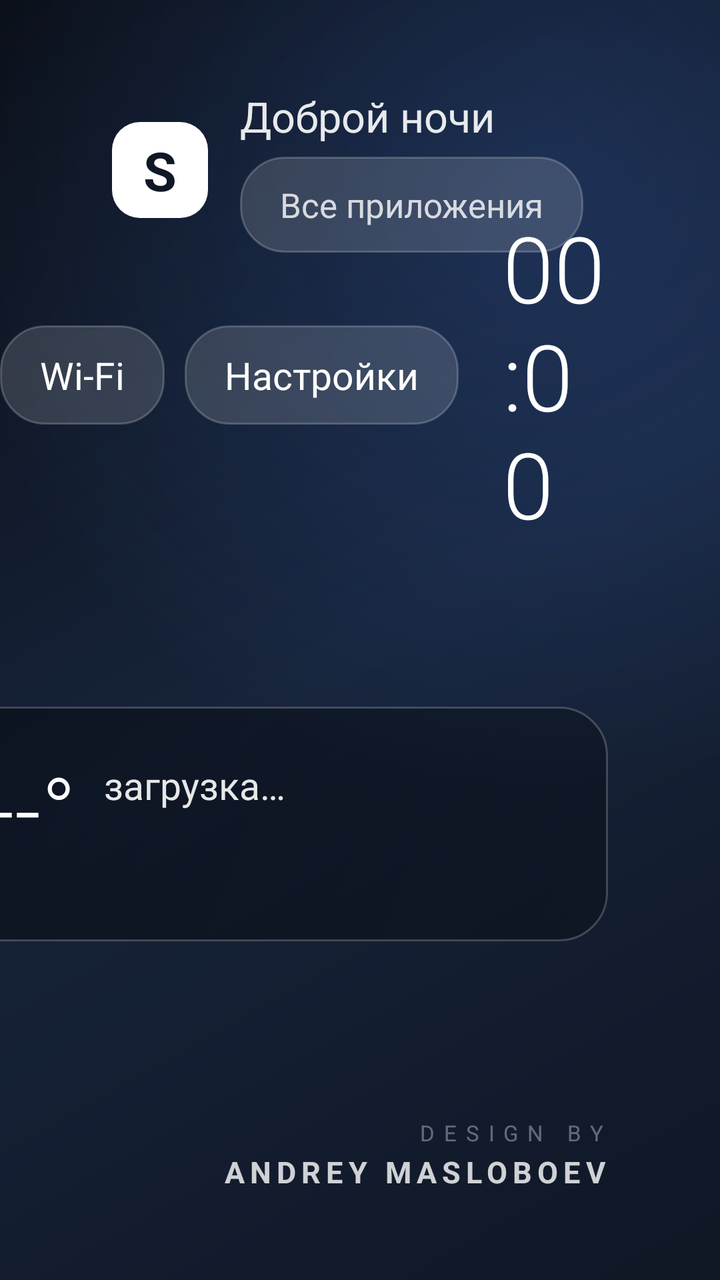
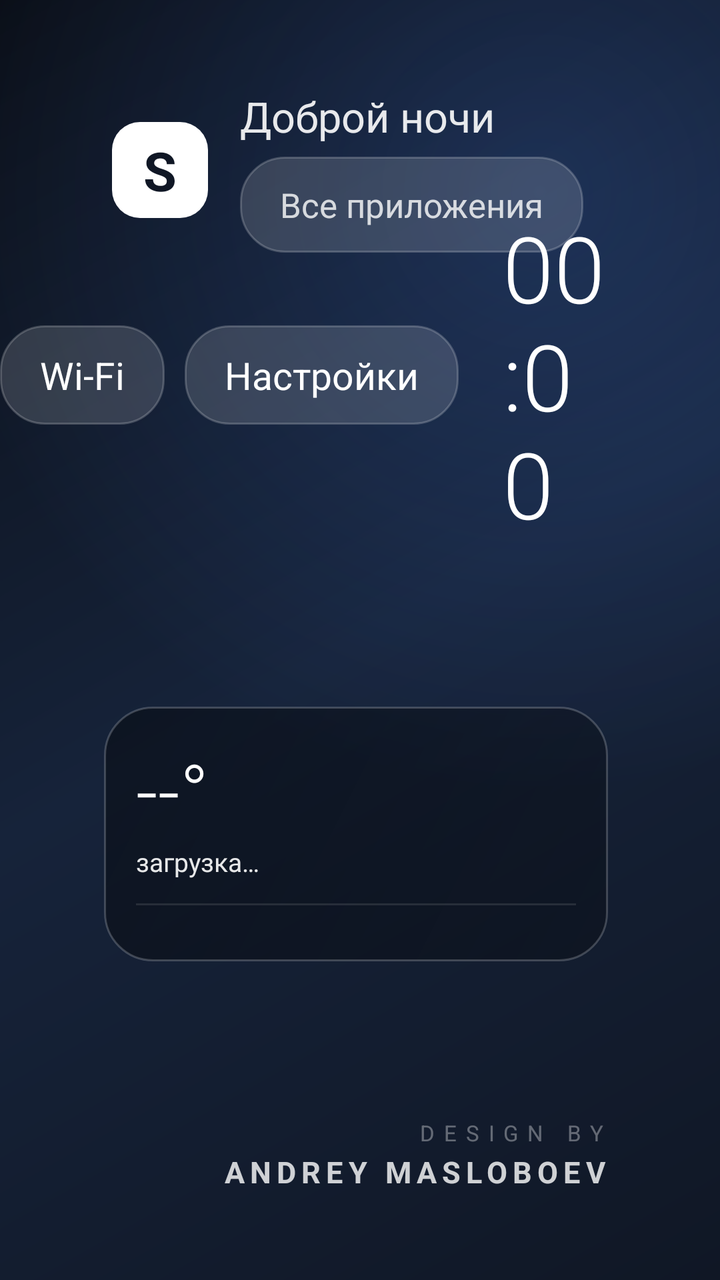

Screens rendered from an Android XML layout before and after an edit, with the pre-edit source and the edit as a unified diff.
<!-- AndroidManifest.xml: activity theme AppTheme -->
<!-- res/layout/activity_main.xml -->
<?xml version="1.0" encoding="utf-8"?>
<FrameLayout xmlns:android="http://schemas.android.com/apk/res/android"
    android:id="@+id/root"
    android:layout_width="match_parent"
    android:layout_height="match_parent"
    android:background="@drawable/bg_home">

    
    <View
        android:id="@+id/tintA"
        android:layout_width="match_parent"
        android:layout_height="match_parent"
        android:alpha="0" />

    <View
        android:id="@+id/tintB"
        android:layout_width="match_parent"
        android:layout_height="match_parent"
        android:alpha="0" />

    
    <LinearLayout
        android:layout_width="wrap_content"
        android:layout_height="wrap_content"
        android:layout_gravity="top|start"
        android:layout_marginTop="44dp"
        android:layout_marginStart="56dp"
        android:orientation="horizontal"
        android:gravity="center_vertical">

        <TextView
            android:layout_width="48dp"
            android:layout_height="48dp"
            android:background="@drawable/logo_bg"
            android:gravity="center"
            android:text="S"
            android:textColor="#FF101725"
            android:textSize="27sp"
            android:textStyle="bold" />

        <LinearLayout
            android:layout_width="wrap_content"
            android:layout_height="wrap_content"
            android:layout_marginStart="16dp"
            android:orientation="vertical">

            <TextView
                android:id="@+id/tvGreeting"
                android:layout_width="wrap_content"
                android:layout_height="wrap_content"
                android:text="Доброй ночи"
                android:textColor="#E6FFFFFF"
                android:textSize="21sp" />

            <TextView
                android:id="@+id/tvAllApps"
                android:layout_width="wrap_content"
                android:layout_height="wrap_content"
                android:layout_marginTop="6dp"
                android:background="@drawable/pill_bg"
                android:minHeight="48dp"
                android:gravity="center"
                android:focusable="true"
                android:focusableInTouchMode="true"
                android:clickable="true"
                android:paddingStart="20dp"
                android:paddingEnd="20dp"
                android:paddingTop="12dp"
                android:paddingBottom="12dp"
                android:text="Все приложения"
                android:textColor="#CCFFFFFF"
                android:textSize="17sp" />
        </LinearLayout>
    </LinearLayout>

    
    <LinearLayout
        android:id="@+id/appsWrap"
        android:layout_width="match_parent"
        android:layout_height="match_parent"
        android:orientation="vertical"
        android:gravity="center_vertical"
        android:paddingStart="56dp"
        android:paddingEnd="56dp"
        android:paddingTop="320dp"
        android:paddingBottom="132dp">

        <LinearLayout
            android:id="@+id/appsGrid"
            android:layout_width="match_parent"
            android:layout_height="wrap_content"
            android:orientation="vertical" />
    </LinearLayout>

    
    <LinearLayout
        android:layout_width="wrap_content"
        android:layout_height="wrap_content"
        android:layout_gravity="top|end"
        android:orientation="vertical"
        android:gravity="end"
        android:layout_marginTop="40dp"
        android:layout_marginEnd="56dp">

        <LinearLayout
            android:layout_width="wrap_content"
            android:layout_height="wrap_content"
            android:orientation="horizontal"
            android:gravity="center_vertical">

            <TextView
                android:id="@+id/tvNetwork"
                android:layout_width="wrap_content"
                android:layout_height="wrap_content"
                android:background="@drawable/pill_bg"
                android:minHeight="48dp"
                android:gravity="center"
                android:focusable="true"
                android:focusableInTouchMode="true"
                android:clickable="true"
                android:paddingStart="20dp"
                android:paddingEnd="20dp"
                android:paddingTop="12dp"
                android:paddingBottom="12dp"
                android:text="Wi-Fi"
                android:textColor="#FFFFFFFF"
                android:textSize="19sp" />

            <TextView
                android:id="@+id/tvSettings"
                android:layout_width="wrap_content"
                android:layout_height="wrap_content"
                android:layout_marginStart="10dp"
                android:background="@drawable/pill_bg"
                android:minHeight="48dp"
                android:gravity="center"
                android:focusable="true"
                android:focusableInTouchMode="true"
                android:clickable="true"
                android:paddingStart="20dp"
                android:paddingEnd="20dp"
                android:paddingTop="12dp"
                android:paddingBottom="12dp"
                android:text="Настройки"
                android:textColor="#FFFFFFFF"
                android:textSize="19sp" />

            <TextView
                android:id="@+id/tvClock"
                android:layout_width="wrap_content"
                android:layout_height="wrap_content"
                android:layout_marginStart="22dp"
                android:text="00:00"
                android:textColor="#FFFFFFFF"
                android:textSize="46sp"
                android:fontFamily="sans-serif-light" />

            <LinearLayout
                android:layout_width="wrap_content"
                android:layout_height="wrap_content"
                android:orientation="vertical"
                android:layout_marginStart="14dp">

                <TextView
                    android:id="@+id/tvDate"
                    android:layout_width="wrap_content"
                    android:layout_height="wrap_content"
                    android:text="ВТОРНИК"
                    android:textColor="#B3FFFFFF"
                    android:textSize="17sp"
                    android:letterSpacing="0.08" />

                <TextView
                    android:id="@+id/tvDateNum"
                    android:layout_width="wrap_content"
                    android:layout_height="wrap_content"
                    android:text="4 НОЯБРЯ"
                    android:textColor="#80FFFFFF"
                    android:textSize="16sp"
                    android:letterSpacing="0.06" />
            </LinearLayout>
        </LinearLayout>

        <LinearLayout
            android:id="@+id/weatherCard"
            android:layout_width="330dp"
            android:layout_height="wrap_content"
            android:layout_marginTop="18dp"
            android:background="@drawable/card_bg"
            android:orientation="vertical"
            android:padding="20dp">

            <LinearLayout
                android:layout_width="match_parent"
                android:layout_height="wrap_content"
                android:orientation="horizontal"
                android:gravity="center_vertical">

                <TextView
                    android:id="@+id/tvWeatherTemp"
                    android:layout_width="wrap_content"
                    android:layout_height="wrap_content"
                    android:text="--°"
                    android:textColor="#FFFFFFFF"
                    android:textSize="46sp"
                    android:fontFamily="sans-serif-light" />

                <LinearLayout
                    android:layout_width="0dp"
                    android:layout_height="wrap_content"
                    android:layout_weight="1"
                    android:orientation="vertical"
                    android:layout_marginStart="14dp">

                    <TextView
                        android:id="@+id/tvWeatherCond"
                        android:layout_width="wrap_content"
                        android:layout_height="wrap_content"
                        android:text="загрузка…"
                        android:textColor="#E6FFFFFF"
                        android:textSize="19sp" />

                    <TextView
                        android:id="@+id/tvWeatherCity"
                        android:layout_width="wrap_content"
                        android:layout_height="wrap_content"
                        android:text=""
                        android:textColor="#99FFFFFF"
                        android:textSize="17sp" />
                </LinearLayout>
            </LinearLayout>


            <LinearLayout
                android:id="@+id/weekRow"
                android:layout_width="match_parent"
                android:layout_height="wrap_content"
                android:layout_marginTop="16dp"
                android:orientation="horizontal"
                android:baselineAligned="false" />
        </LinearLayout>
    </LinearLayout>
    
    <LinearLayout
        android:id="@+id/allAppsPanel"
        android:layout_width="match_parent"
        android:layout_height="match_parent"
        android:background="#FA0B1220"
        android:orientation="vertical"
        android:paddingStart="56dp"
        android:paddingEnd="56dp"
        android:paddingTop="40dp"
        android:paddingBottom="32dp"
        android:visibility="gone">

        <TextView
            android:layout_width="wrap_content"
            android:layout_height="wrap_content"
            android:text="Все приложения"
            android:textColor="#FFFFFFFF"
            android:textSize="27sp"
            android:layout_marginBottom="18dp" />

        <ScrollView
            android:layout_width="match_parent"
            android:layout_height="0dp"
            android:layout_weight="1"
            android:scrollbars="none">

            <LinearLayout
                android:id="@+id/allAppsGrid"
                android:layout_width="match_parent"
                android:layout_height="wrap_content"
                android:orientation="vertical" />
        </ScrollView>
    </LinearLayout>

    
    <LinearLayout
        android:id="@+id/signature"
        android:layout_width="wrap_content"
        android:layout_height="wrap_content"
        android:layout_gravity="bottom|end"
        android:focusable="true"
        android:layout_marginEnd="56dp"
        android:layout_marginBottom="44dp"
        android:orientation="vertical"
        android:gravity="end">

        <TextView
            android:id="@+id/tvDesignBy"
            android:layout_width="wrap_content"
            android:layout_height="wrap_content"
            android:text="DESIGN BY"
            android:textColor="#59FFFFFF"
            android:textSize="11sp"
            android:letterSpacing="0.42" />

        <TextView
            android:id="@+id/tvAuthor"
            android:layout_width="wrap_content"
            android:layout_height="wrap_content"
            android:layout_marginTop="2dp"
            android:text="ANDREY MASLOBOEV"
            android:textColor="#CCFFFFFF"
            android:textSize="15sp"
            android:textStyle="bold"
            android:letterSpacing="0.18" />
    </LinearLayout>
</FrameLayout>
<!-- resources referenced by this layout -->
<resources>
  <!-- drawable bg_home (drawable) -->
  <?xml version="1.0" encoding="utf-8"?>
  <layer-list xmlns:android="http://schemas.android.com/apk/res/android">
      <item>
          <shape android:shape="rectangle">
              <gradient
                  android:type="linear"
                  android:angle="135"
                  android:startColor="#FF101725"
                  android:centerColor="#FF16233A"
                  android:endColor="#FF0A0E16" />
          </shape>
      </item>
      <item>
          <shape android:shape="rectangle">
              <gradient
                  android:type="radial"
                  android:gradientRadius="900"
                  android:centerX="0.75"
                  android:centerY="0.15"
                  android:startColor="#334E8BFF"
                  android:endColor="#00000000" />
          </shape>
      </item>
  </layer-list>
  <!-- drawable card_bg (drawable) -->
  <?xml version="1.0" encoding="utf-8"?>
  <shape xmlns:android="http://schemas.android.com/apk/res/android" android:shape="rectangle">
      <gradient
          android:type="linear"
          android:angle="315"
          android:startColor="#66000000"
          android:endColor="#40000000" />
      <corners android:radius="24dp" />
      <stroke android:width="1dp" android:color="#33FFFFFF" />
  </shape>
  <!-- drawable logo_bg (drawable) -->
  <?xml version="1.0" encoding="utf-8"?>
  <shape xmlns:android="http://schemas.android.com/apk/res/android" android:shape="rectangle">
      <solid android:color="#FFFFFFFF" />
      <corners android:radius="14dp" />
  </shape>
  <!-- drawable pill_bg (drawable) -->
  <?xml version="1.0" encoding="utf-8"?>
  <selector xmlns:android="http://schemas.android.com/apk/res/android">
      <item android:state_focused="true">
          <shape android:shape="rectangle">
              <solid android:color="#FFFFFFFF" />
              <corners android:radius="22dp" />
          </shape>
      </item>
      <item>
          <shape android:shape="rectangle">
              <solid android:color="#26FFFFFF" />
              <corners android:radius="22dp" />
              <stroke android:width="1dp" android:color="#33FFFFFF" />
          </shape>
      </item>
  </selector>
  <style name="AppTheme" parent="@android:style/Theme.DeviceDefault.NoActionBar">
          <item name="android:windowFullscreen">true</item>
          <item name="android:windowBackground">@android:color/black</item>
          <item name="android:windowNoTitle">true</item>
          <item name="android:windowActionBar">false</item>
          <item name="android:windowContentOverlay">@null</item>
          <item name="android:windowLayoutInDisplayCutoutMode">shortEdges</item>
      </style>
</resources>

<!-- the commit's change to res/layout/activity_main.xml (unified diff, before → after) -->
@@ -1,4 +1,5 @@
 <?xml version="1.0" encoding="utf-8"?>
+
 <FrameLayout xmlns:android="http://schemas.android.com/apk/res/android"
     android:id="@+id/root"
     android:layout_width="match_parent"
@@ -183,12 +184,12 @@
 
         <LinearLayout
             android:id="@+id/weatherCard"
-            android:layout_width="330dp"
+            android:layout_width="252dp"
             android:layout_height="wrap_content"
             android:layout_marginTop="18dp"
             android:background="@drawable/card_bg"
             android:orientation="vertical"
-            android:padding="20dp">
+            android:padding="16dp">
 
             <LinearLayout
                 android:layout_width="match_parent"
@@ -202,80 +203,104 @@
                     android:layout_height="wrap_content"
                     android:text="--°"
                     android:textColor="#FFFFFFFF"
-                    android:textSize="46sp"
+                    android:textSize="38sp"
                     android:fontFamily="sans-serif-light" />
 
-                <LinearLayout
+                <TextView
                     android:layout_width="0dp"
                     android:layout_height="wrap_content"
                     android:layout_weight="1"
-                    android:orientation="vertical"
-                    android:layout_marginStart="14dp">
-
-                    <TextView
-                        android:id="@+id/tvWeatherCond"
-                        android:layout_width="wrap_content"
-                        android:layout_height="wrap_content"
-                        android:text="загрузка…"
-                        android:textColor="#E6FFFFFF"
-                        android:textSize="19sp" />
-
-                    <TextView
-                        android:id="@+id/tvWeatherCity"
-                        android:layout_width="wrap_content"
-                        android:layout_height="wrap_content"
-                        android:text=""
-                        android:textColor="#99FFFFFF"
-                        android:textSize="17sp" />
-                </LinearLayout>
+                    android:text="" />
+
+                <TextView
+                    android:id="@+id/tvWeatherIcon"
+                    android:layout_width="wrap_content"
+                    android:layout_height="wrap_content"
+                    android:text=""
+                    android:textSize="24sp" />
             </LinearLayout>
 
+            <LinearLayout
+                android:layout_width="match_parent"
+                android:layout_height="wrap_content"
+                android:orientation="horizontal"
+                android:gravity="center_vertical"
+                android:layout_marginTop="2dp">
+
+                <TextView
+                    android:id="@+id/tvWeatherCond"
+                    android:layout_width="wrap_content"
+                    android:layout_height="wrap_content"
+                    android:text="загрузка…"
+                    android:textColor="#E6FFFFFF"
+                    android:textSize="13sp"
+                    android:maxLines="1"
+                    android:ellipsize="end" />
+
+                <TextView
+                    android:id="@+id/tvWeatherCity"
+                    android:layout_width="wrap_content"
+                    android:layout_height="wrap_content"
+                    android:layout_marginStart="6dp"
+                    android:text=""
+                    android:textColor="#8FB3D9"
+                    android:textSize="13sp"
+                    android:maxLines="1"
+                    android:ellipsize="end" />
+            </LinearLayout>
+
+            <View
+                android:layout_width="match_parent"
+                android:layout_height="1dp"
+                android:layout_marginTop="12dp"
+                android:background="#1AFFFFFF" />
 
             <LinearLayout
                 android:id="@+id/weekRow"
                 android:layout_width="match_parent"
                 android:layout_height="wrap_content"
-                android:layout_marginTop="16dp"
+                android:layout_marginTop="12dp"
                 android:orientation="horizontal"
                 android:baselineAligned="false" />
         </LinearLayout>
     </LinearLayout>
-    
-    <LinearLayout
-        android:id="@+id/allAppsPanel"
-        android:layout_width="match_parent"
-        android:layout_height="match_parent"
-        android:background="#FA0B1220"
-        android:orientation="vertical"
-        android:paddingStart="56dp"
-        android:paddingEnd="56dp"
-        android:paddingTop="40dp"
-        android:paddingBottom="32dp"
-        android:visibility="gone">
-
-        <TextView
-            android:layout_width="wrap_content"
-            android:layout_height="wrap_content"
-            android:text="Все приложения"
-            android:textColor="#FFFFFFFF"
-            android:textSize="27sp"
-            android:layout_marginBottom="18dp" />
-
-        <ScrollView
-            android:layout_width="match_parent"
-            android:layout_height="0dp"
-            android:layout_weight="1"
-            android:scrollbars="none">
-
-            <LinearLayout
-                android:id="@+id/allAppsGrid"
-                android:layout_width="match_parent"
-                android:layout_height="wrap_content"
-                android:orientation="vertical" />
-        </ScrollView>
-    </LinearLayout>
-
-    
+
+    
+    <LinearLayout
+    android:id="@+id/allAppsPanel"
+    android:layout_width="match_parent"
+    android:layout_height="match_parent"
+    android:background="#FA0B1220"
+    android:orientation="vertical"
+    android:paddingStart="56dp"
+    android:paddingEnd="56dp"
+    android:paddingTop="40dp"
+    android:paddingBottom="32dp"
+    android:visibility="gone">
+
+    <TextView
+    android:layout_width="wrap_content"
+    android:layout_height="wrap_content"
+    android:text="Все приложения"
+    android:textColor="#FFFFFFFF"
+    android:textSize="27sp"
+    android:layout_marginBottom="18dp" />
+
+    <ScrollView
+    android:layout_width="match_parent"
+    android:layout_height="0dp"
+    android:layout_weight="1"
+    android:scrollbars="none">
+
+    <LinearLayout
+    android:id="@+id/allAppsGrid"
+    android:layout_width="match_parent"
+    android:layout_height="wrap_content"
+    android:orientation="vertical" />
+    </ScrollView>
+    </LinearLayout>
+
+        
     <LinearLayout
         android:id="@+id/signature"
         android:layout_width="wrap_content"
